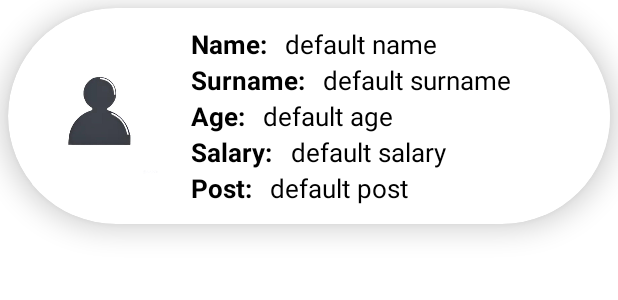
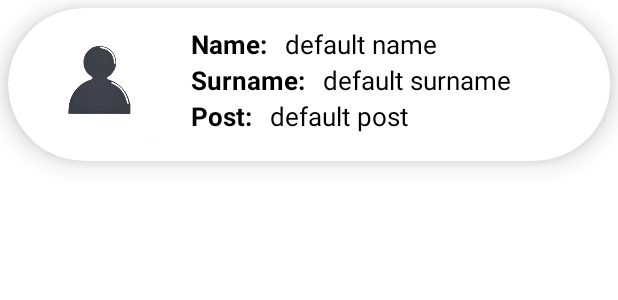
Before and after one commit to msnthr0pe/kurs, an Android app: the layout item.xml on its own in the app's theme, with its tools: preview values and no code run, on a phone screen of 412 x 824 dp. Shown: the top 300 px of the screen. Run offline under Robolectric (Android 15) with nearby library versions, the phone set to English and light mode, and no system bars.

Commit message:
working onClick recycler info transfer (reduced recycler info)

```diff
--- a/app/src/main/java/com/example/kurs/KursAdapter.java
+++ b/app/src/main/java/com/example/kurs/KursAdapter.java
@@ -24,7 +24,7 @@ public class KursAdapter extends RecyclerView.Adapter<KursAdapter.KursViewHolder
         this.context = context;
         this.employeeArrayList = employeeArrayList;
     }
-
+    /*
     public Map<String, String> getInfo(int position) {
         Map<String, String> arr = new HashMap();
 
@@ -37,7 +37,7 @@ public class KursAdapter extends RecyclerView.Adapter<KursAdapter.KursViewHolder
         arr.put("post", employee.getPost());
 
         return arr;
-    }
+    } */
 
     @NonNull
     @Override
@@ -54,8 +54,6 @@ public class KursAdapter extends RecyclerView.Adapter<KursAdapter.KursViewHolder
 
         holder.name.setText(employee.getName());
         holder.surname.setText(employee.getSurname());
-        holder.age.setText(employee.getAge());
-        holder.salary.setText(employee.getSalary());
         holder.post.setText(employee.getPost());
 
     }
@@ -73,8 +71,6 @@ public class KursAdapter extends RecyclerView.Adapter<KursAdapter.KursViewHolder
             super(itemView);
             name = itemView.findViewById(R.id.name);
             surname = itemView.findViewById(R.id.surname);
-            age = itemView.findViewById(R.id.age);
-            salary = itemView.findViewById(R.id.salary);
             post = itemView.findViewById(R.id.post);
 
             itemView.setOnClickListener(v -> {
--- a/app/src/main/res/layout/item.xml
+++ b/app/src/main/res/layout/item.xml
@@ -96,56 +96,6 @@
                 <TextView
                     android:layout_width="wrap_content"
                     android:layout_height="wrap_content"
-                    android:text="Age: "
-                    android:textColor="@color/black"
-                    android:textSize="17sp"
-                    android:textStyle="bold"/>
-                <TextView
-                    android:layout_width="wrap_content"
-                    android:layout_height="wrap_content"
-                    android:id="@+id/age"
-                    android:layout_marginStart="8dp"
-                    android:text="default age"
-                    android:textColor="@color/black"
-                    android:textSize="17sp"/>
-
-
-            </LinearLayout>
-
-            <LinearLayout
-                android:background="@color/white"
-                android:layout_width="wrap_content"
-                android:layout_height="wrap_content"
-                android:layout_gravity="center_vertical"
-                android:orientation="horizontal">
-
-                <TextView
-                    android:layout_width="wrap_content"
-                    android:layout_height="wrap_content"
-                    android:text="Salary: "
-                    android:textColor="@color/black"
-                    android:textSize="17sp"
-                    android:textStyle="bold"/>
-                <TextView
-                    android:layout_width="wrap_content"
-                    android:layout_height="wrap_content"
-                    android:id="@+id/salary"
-                    android:layout_marginStart="8dp"
-                    android:text="default salary"
-                    android:textColor="@color/black"
-                    android:textSize="17sp"/>
-            </LinearLayout>
-
-            <LinearLayout
-                android:background="@color/white"
-                android:layout_width="wrap_content"
-                android:layout_height="wrap_content"
-                android:layout_gravity="center_vertical"
-                android:orientation="horizontal">
-
-                <TextView
-                    android:layout_width="wrap_content"
-                    android:layout_height="wrap_content"
                     android:text="Post: "
                     android:textColor="@color/black"
                     android:textSize="17sp"
```
